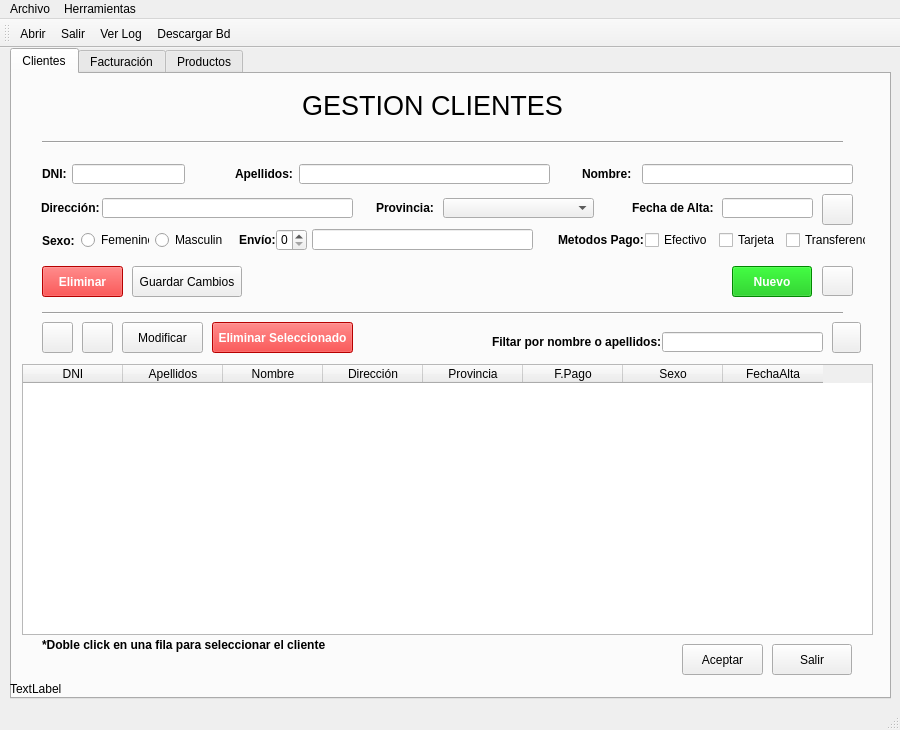
Old version of the form UiGestionClientes.ui in the repository arlumno/DI-ProyectoUI.
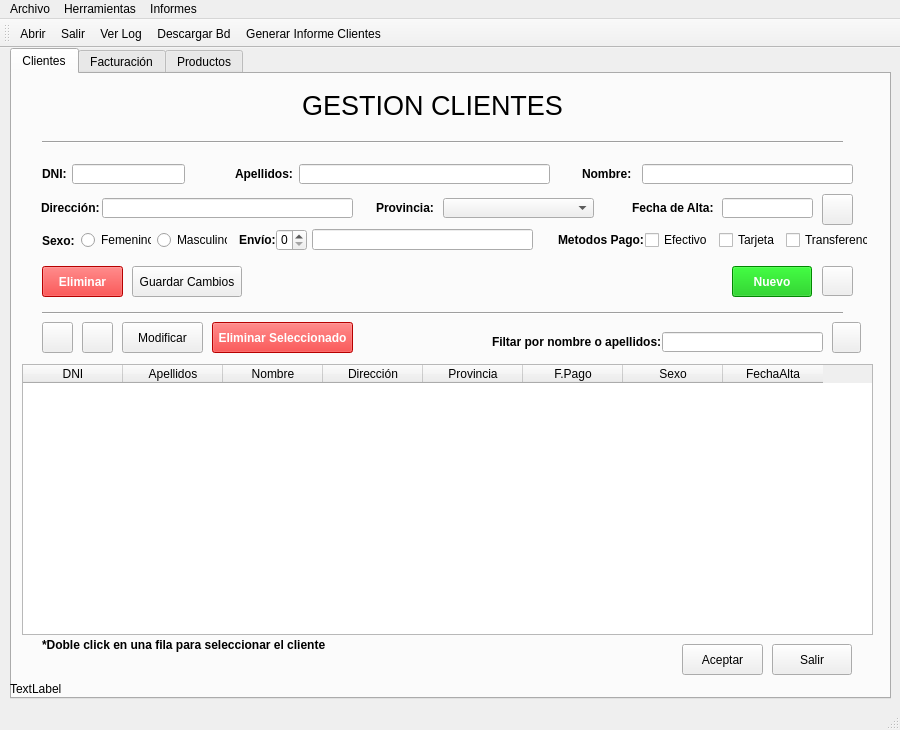
New version of the form. Icons and pictures are not drawn.

Diff of the .ui file:
```diff
--- a/UiGestionClientes.ui
+++ b/UiGestionClientes.ui
@@ -62,7 +62,7 @@
        <rect>
         <x>69</x>
         <y>151</y>
-        <width>141</width>
+        <width>146</width>
         <height>31</height>
        </rect>
       </property>
@@ -248,7 +248,7 @@
        <rect>
         <x>633</x>
         <y>151</y>
-        <width>221</width>
+        <width>223</width>
         <height>31</height>
        </rect>
       </property>
@@ -848,8 +848,15 @@
     <addaction name="separator"/>
     <addaction name="actionBorrarBD"/>
    </widget>
+   <widget class="QMenu" name="menuInformes">
+    <property name="title">
+     <string>Informes</string>
+    </property>
+    <addaction name="actionGenerarInformeClientes"/>
+   </widget>
    <addaction name="menuArchivo"/>
    <addaction name="menuHerramientas"/>
+   <addaction name="menuInformes"/>
   </widget>
   <widget class="QStatusBar" name="statusbar"/>
   <widget class="QToolBar" name="toolBar">
@@ -866,6 +873,7 @@
    <addaction name="actionSalir"/>
    <addaction name="actionLog"/>
    <addaction name="actionDescargarBd"/>
+   <addaction name="actionGenerarInformeClientes"/>
   </widget>
   <action name="actionSalir">
    <property name="icon">
@@ -948,6 +956,15 @@
     <string>Borrar Clientes BD</string>
    </property>
   </action>
+  <action name="actionGenerarInformeClientes">
+   <property name="icon">
+    <iconset resource="iconos.qrc">
+     <normaloff>:/iconos/recursos/read.png</normaloff>:/iconos/recursos/read.png</iconset>
+   </property>
+   <property name="text">
+    <string>Generar Informe Clientes</string>
+   </property>
+  </action>
  </widget>
  <tabstops>
   <tabstop>etDni</tabstop>
```
